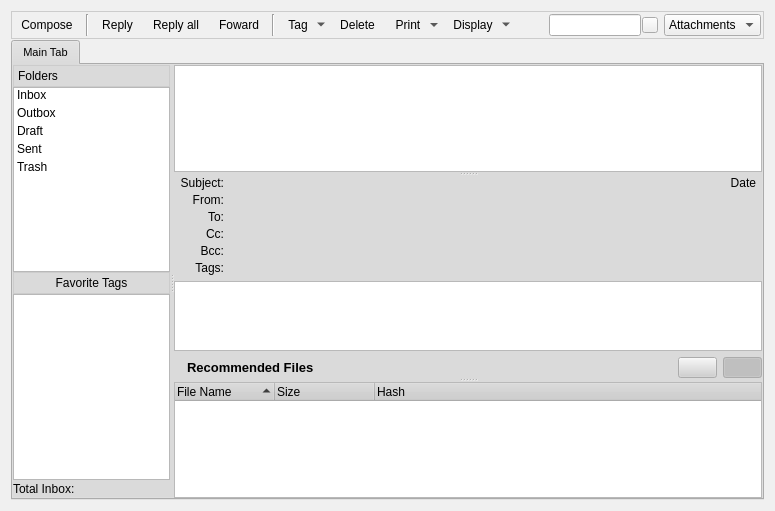
Above: retroshare-gui/src/gui/MessagesDialog.ui from RetroShare/RetroShare before the change. Below: the same form after it.
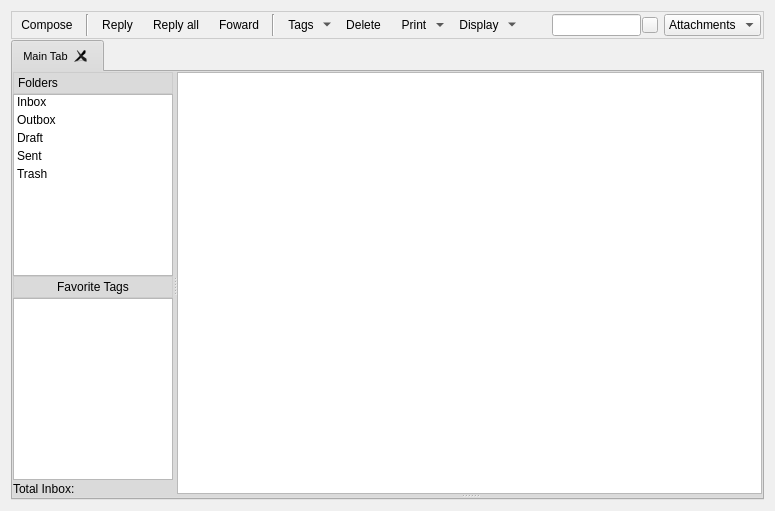
That is the form after the change. Icons and pictures are not drawn. Custom widgets are drawn as their Qt base class.

Commit message: Redesigned the MessagesDialog to open the message in a new tab or new window for reading. The MessageComposer is now only for writing a new message or editing a message from the draft box. Added a new setting to the MessagePage.

Diff of the .ui file:
```diff
--- a/retroshare-gui/src/gui/MessagesDialog.ui
+++ b/retroshare-gui/src/gui/MessagesDialog.ui
@@ -990,7 +990,7 @@
          <string>Tags</string>
         </property>
         <property name="text">
-         <string>Tag</string>
+         <string>Tags</string>
         </property>
         <property name="icon">
          <iconset resource="images.qrc">
@@ -1023,8 +1023,8 @@
 }
 </string>
      </property>
-     <property name="currentIndex">
-      <number>0</number>
+     <property name="tabsClosable">
+      <bool>true</bool>
      </property>
      <widget class="QWidget" name="tab">
       <attribute name="title">
@@ -1318,436 +1318,9 @@
             </property>
            </widget>
            <widget class="QWidget" name="layoutWidget">
-            <layout class="QGridLayout" name="gridLayout_2">
-             <item row="1" column="0">
-              <widget class="QTextBrowser" name="msgText">
-               <property name="sizePolicy">
-                <sizepolicy hsizetype="Expanding" vsizetype="Expanding">
-                 <horstretch>0</horstretch>
-                 <verstretch>0</verstretch>
-                </sizepolicy>
-               </property>
-               <property name="openExternalLinks">
-                <bool>true</bool>
-               </property>
-               <property name="openLinks">
-                <bool>true</bool>
-               </property>
-              </widget>
-             </item>
-             <item row="2" column="0">
-              <layout class="QHBoxLayout">
-               <item>
-                <layout class="QGridLayout">
-                 <property name="margin">
-                  <number>0</number>
-                 </property>
-                 <property name="spacing">
-                  <number>6</number>
-                 </property>
-                 <item row="0" column="2">
-                  <widget class="QLabel" name="label_6">
-                   <property name="text">
-                    <string/>
-                   </property>
-                   <property name="pixmap">
-                    <pixmap resource="images.qrc">:/images/attachment.png</pixmap>
-                   </property>
-                  </widget>
-                 </item>
-                 <item row="0" column="3">
-                  <widget class="QLabel" name="label_2">
-                   <property name="text">
-                    <string>&lt;html&gt;&lt;head&gt;&lt;meta name=&quot;qrichtext&quot; content=&quot;1&quot; /&gt;&lt;style type=&quot;text/css&quot;&gt;
-p, li { white-space: pre-wrap; }
-&lt;/style&gt;&lt;/head&gt;&lt;body style=&quot; font-family:'Arial'; font-size:8pt; font-weight:400; font-style:normal; text-decoration:none;&quot;&gt;
-&lt;p style=&quot; margin-top:0px; margin-bottom:0px; margin-left:0px; margin-right:0px; -qt-block-indent:0; text-indent:0px;&quot;&gt;&lt;span style=&quot; font-size:10pt; font-weight:600;&quot;&gt;Recommended Files&lt;/span&gt;&lt;/p&gt;&lt;/body&gt;&lt;/html&gt;</string>
-                   </property>
-                  </widget>
-                 </item>
-                 <item row="0" column="4">
-                  <widget class="QLabel" name="filesText">
-                   <property name="font">
-                    <font>
-                     <pointsize>10</pointsize>
-                     <italic>true</italic>
-                    </font>
-                   </property>
-                   <property name="text">
-                    <string/>
-                   </property>
-                  </widget>
-                 </item>
-                </layout>
-               </item>
-               <item>
-                <spacer>
-                 <property name="orientation">
-                  <enum>Qt::Horizontal</enum>
-                 </property>
-                 <property name="sizeHint" stdset="0">
-                  <size>
-                   <width>351</width>
-                   <height>20</height>
-                  </size>
-                 </property>
-                </spacer>
-               </item>
-               <item>
-                <widget class="QPushButton" name="downloadButton">
-                 <property name="focusPolicy">
-                  <enum>Qt::NoFocus</enum>
-                 </property>
-                 <property name="toolTip">
-                  <string>Download all Recommended Files</string>
-                 </property>
-                 <property name="icon">
-                  <iconset resource="images.qrc">
-                   <normaloff>:/images/down.png</normaloff>:/images/down.png</iconset>
-                 </property>
-                </widget>
-               </item>
-               <item>
-                <widget class="QPushButton" name="expandFilesButton">
-                 <property name="focusPolicy">
-                  <enum>Qt::NoFocus</enum>
-                 </property>
-                 <property name="text">
-                  <string/>
-                 </property>
-                 <property name="icon">
-                  <iconset resource="images.qrc">
-                   <normaloff>:/images/edit_remove24.png</normaloff>:/images/edit_remove24.png</iconset>
-                 </property>
-                 <property name="checkable">
-                  <bool>true</bool>
-                 </property>
-                 <property name="checked">
-                  <bool>true</bool>
-                 </property>
-                </widget>
-               </item>
-              </layout>
-             </item>
-             <item row="0" column="0">
-              <layout class="QHBoxLayout">
-               <property name="leftMargin">
-                <number>6</number>
-               </property>
-               <property name="topMargin">
-                <number>0</number>
-               </property>
-               <property name="rightMargin">
-                <number>6</number>
-               </property>
-               <property name="bottomMargin">
-                <number>0</number>
-               </property>
-               <item>
-                <layout class="QGridLayout">
-                 <property name="horizontalSpacing">
-                  <number>6</number>
-                 </property>
-                 <property name="verticalSpacing">
-                  <number>3</number>
-                 </property>
-                 <item row="0" column="0">
-                  <widget class="QLabel" name="subjectlabel">
-                   <property name="sizePolicy">
-                    <sizepolicy hsizetype="Expanding" vsizetype="Fixed">
-                     <horstretch>0</horstretch>
-                     <verstretch>0</verstretch>
-                    </sizepolicy>
-                   </property>
-                   <property name="font">
-                    <font>
-                     <pointsize>9</pointsize>
-                     <weight>50</weight>
-                     <bold>false</bold>
-                    </font>
-                   </property>
-                   <property name="text">
-                    <string>Subject:</string>
-                   </property>
-                   <property name="alignment">
-                    <set>Qt::AlignRight|Qt::AlignTrailing|Qt::AlignVCenter</set>
-                   </property>
-                  </widget>
-                 </item>
-                 <item row="1" column="0">
-                  <widget class="QLabel" name="fromlabel">
-                   <property name="sizePolicy">
-                    <sizepolicy hsizetype="Expanding" vsizetype="Fixed">
-                     <horstretch>0</horstretch>
-                     <verstretch>0</verstretch>
-                    </sizepolicy>
-                   </property>
-                   <property name="font">
-                    <font>
-                     <pointsize>9</pointsize>
-                     <weight>50</weight>
-                     <bold>false</bold>
-                    </font>
-                   </property>
-                   <property name="text">
-                    <string>From:</string>
-                   </property>
-                   <property name="alignment">
-                    <set>Qt::AlignRight|Qt::AlignTrailing|Qt::AlignVCenter</set>
-                   </property>
-                  </widget>
-                 </item>
-                 <item row="1" column="2" colspan="2">
-                  <widget class="QLabel" name="fromText">
-                   <property name="sizePolicy">
-                    <sizepolicy hsizetype="Expanding" vsizetype="Preferred">
-                     <horstretch>2</horstretch>
-                     <verstretch>0</verstretch>
-                    </sizepolicy>
-                   </property>
-                   <property name="minimumSize">
-                    <size>
-                     <width>0</width>
-                     <height>0</height>
-                    </size>
-                   </property>
-                   <property name="maximumSize">
-                    <size>
-                     <width>16777215</width>
-                     <height>16777215</height>
-                    </size>
-                   </property>
-                   <property name="font">
-                    <font>
-                     <pointsize>9</pointsize>
-                    </font>
-                   </property>
-                   <property name="scaledContents">
-                    <bool>true</bool>
-                   </property>
-                   <property name="openExternalLinks">
-                    <bool>true</bool>
-                   </property>
-                  </widget>
-                 </item>
-                 <item row="2" column="0">
-                  <widget class="QLabel" name="tolabel">
-                   <property name="sizePolicy">
-                    <sizepolicy hsizetype="Expanding" vsizetype="Fixed">
-                     <horstretch>0</horstretch>
-                     <verstretch>0</verstretch>
-                    </sizepolicy>
-                   </property>
-                   <property name="font">
-                    <font>
-                     <pointsize>9</pointsize>
-                     <weight>50</weight>
-                     <bold>false</bold>
-                    </font>
-                   </property>
-                   <property name="text">
-                    <string>To:</string>
-                   </property>
-                   <property name="alignment">
-                    <set>Qt::AlignRight|Qt::AlignTrailing|Qt::AlignVCenter</set>
-                   </property>
-                  </widget>
-                 </item>
-                 <item row="2" column="2" colspan="2">
-                  <widget class="QLabel" name="toText">
-                   <property name="wordWrap">
-                    <bool>true</bool>
-                   </property>
-                   <property name="openExternalLinks">
-                    <bool>true</bool>
-                   </property>
-                  </widget>
-                 </item>
-                 <item row="3" column="0">
-                  <widget class="QLabel" name="cclabel">
-                   <property name="sizePolicy">
-                    <sizepolicy hsizetype="Expanding" vsizetype="Fixed">
-                     <horstretch>0</horstretch>
-                     <verstretch>0</verstretch>
-                    </sizepolicy>
-                   </property>
-                   <property name="font">
-                    <font>
-                     <pointsize>9</pointsize>
-                     <weight>50</weight>
-                     <bold>false</bold>
-                    </font>
-                   </property>
-                   <property name="text">
-                    <string>Cc:</string>
-                   </property>
-                   <property name="alignment">
-                    <set>Qt::AlignRight|Qt::AlignTrailing|Qt::AlignVCenter</set>
-                   </property>
-                   <property name="wordWrap">
-                    <bool>false</bool>
-                   </property>
-                  </widget>
-                 </item>
-                 <item row="4" column="0">
-                  <widget class="QLabel" name="bcclabel">
-                   <property name="sizePolicy">
-                    <sizepolicy hsizetype="Expanding" vsizetype="Fixed">
-                     <horstretch>0</horstretch>
-                     <verstretch>0</verstretch>
-                    </sizepolicy>
-                   </property>
-                   <property name="font">
-                    <font>
-                     <pointsize>9</pointsize>
-                     <weight>50</weight>
-                     <bold>false</bold>
-                    </font>
-                   </property>
-                   <property name="text">
-                    <string>Bcc:</string>
-                   </property>
-                   <property name="alignment">
-                    <set>Qt::AlignRight|Qt::AlignTrailing|Qt::AlignVCenter</set>
-                   </property>
-                  </widget>
-                 </item>
-                 <item row="3" column="2" colspan="2">
-                  <widget class="QLabel" name="ccText">
-                   <property name="wordWrap">
-                    <bool>true</bool>
-                   </property>
-                   <property name="openExternalLinks">
-                    <bool>true</bool>
-                   </property>
-                  </widget>
-                 </item>
-                 <item row="4" column="2" colspan="2">
-                  <widget class="QLabel" name="bccText">
-                   <property name="wordWrap">
-                    <bool>true</bool>
-                   </property>
-                   <property name="openExternalLinks">
-                    <bool>true</bool>
-                   </property>
-                  </widget>
-                 </item>
-                 <item row="5" column="0">
-                  <widget class="QLabel" name="tagslabel">
-                   <property name="sizePolicy">
-                    <sizepolicy hsizetype="Expanding" vsizetype="Fixed">
-                     <horstretch>0</horstretch>
-                     <verstretch>0</verstretch>
-                    </sizepolicy>
-                   </property>
-                   <property name="font">
-                    <font>
-                     <pointsize>9</pointsize>
-                     <weight>50</weight>
-                     <bold>false</bold>
-                    </font>
-                   </property>
-                   <property name="text">
-                    <string>Tags:</string>
-                   </property>
-                   <property name="alignment">
-                    <set>Qt::AlignRight|Qt::AlignTrailing|Qt::AlignVCenter</set>
-                   </property>
-                  </widget>
-                 </item>
-                 <item row="5" column="2" colspan="2">
-                  <layout class="QHBoxLayout" name="taglayout"/>
-                 </item>
-                 <item row="0" column="2" colspan="2">
-                  <layout class="QHBoxLayout" name="horizontalLayout_3">
-                   <item>
-                    <widget class="QLabel" name="subjectText">
-                     <property name="sizePolicy">
-                      <sizepolicy hsizetype="Expanding" vsizetype="Preferred">
-                       <horstretch>0</horstretch>
-                       <verstretch>0</verstretch>
-                      </sizepolicy>
-                     </property>
-                     <property name="font">
-                      <font>
-                       <pointsize>9</pointsize>
-                      </font>
-                     </property>
-                     <property name="wordWrap">
-                      <bool>true</bool>
-                     </property>
-                     <property name="textInteractionFlags">
-                      <set>Qt::LinksAccessibleByMouse|Qt::TextSelectableByMouse</set>
-                     </property>
-                    </widget>
-                   </item>
-                   <item>
-                    <widget class="QLabel" name="dateText">
-                     <property name="sizePolicy">
-                      <sizepolicy hsizetype="Minimum" vsizetype="Preferred">
-                       <horstretch>0</horstretch>
-                       <verstretch>0</verstretch>
-                      </sizepolicy>
-                     </property>
-                     <property name="font">
-                      <font>
-                       <pointsize>9</pointsize>
-                      </font>
-                     </property>
-                     <property name="layoutDirection">
-                      <enum>Qt::LeftToRight</enum>
-                     </property>
-                     <property name="text">
-                      <string notr="true">Date</string>
-                     </property>
-                     <property name="alignment">
-                      <set>Qt::AlignRight|Qt::AlignTrailing|Qt::AlignVCenter</set>
-                     </property>
-                     <property name="textInteractionFlags">
-                      <set>Qt::LinksAccessibleByMouse|Qt::TextSelectableByMouse</set>
-                     </property>
-                    </widget>
-                   </item>
-                  </layout>
-                 </item>
-                </layout>
-               </item>
-              </layout>
-             </item>
-            </layout>
+            <layout class="QGridLayout" name="msgLayout"/>
            </widget>
           </widget>
-          <widget class="QTreeWidget" name="msgList">
-           <property name="font">
-            <font>
-             <pointsize>9</pointsize>
-            </font>
-           </property>
-           <property name="contextMenuPolicy">
-            <enum>Qt::CustomContextMenu</enum>
-           </property>
-           <property name="styleSheet">
-            <string notr="true"/>
-           </property>
-           <property name="sortingEnabled">
-            <bool>true</bool>
-           </property>
-           <column>
-            <property name="text">
-             <string>File Name</string>
-            </property>
-           </column>
-           <column>
-            <property name="text">
-             <string>Size</string>
-            </property>
-           </column>
-           <column>
-            <property name="text">
-             <string>Hash</string>
-            </property>
-           </column>
-          </widget>
          </widget>
         </widget>
        </item>
@@ -1799,6 +1372,14 @@
    </property>
   </action>
  </widget>
+ <customwidgets>
+  <customwidget>
+   <class>RSTabWidget</class>
+   <extends>QTabWidget</extends>
+   <header>gui/common/RSTabWidget.h</header>
+   <container>1</container>
+  </customwidget>
+ </customwidgets>
  <tabstops>
   <tabstop>newmessageButton</tabstop>
   <tabstop>replymessageButton</tabstop>
```
Left out of the diff: 22 changed lines with no effect on the pictures. The commit also changes 15 other files.
